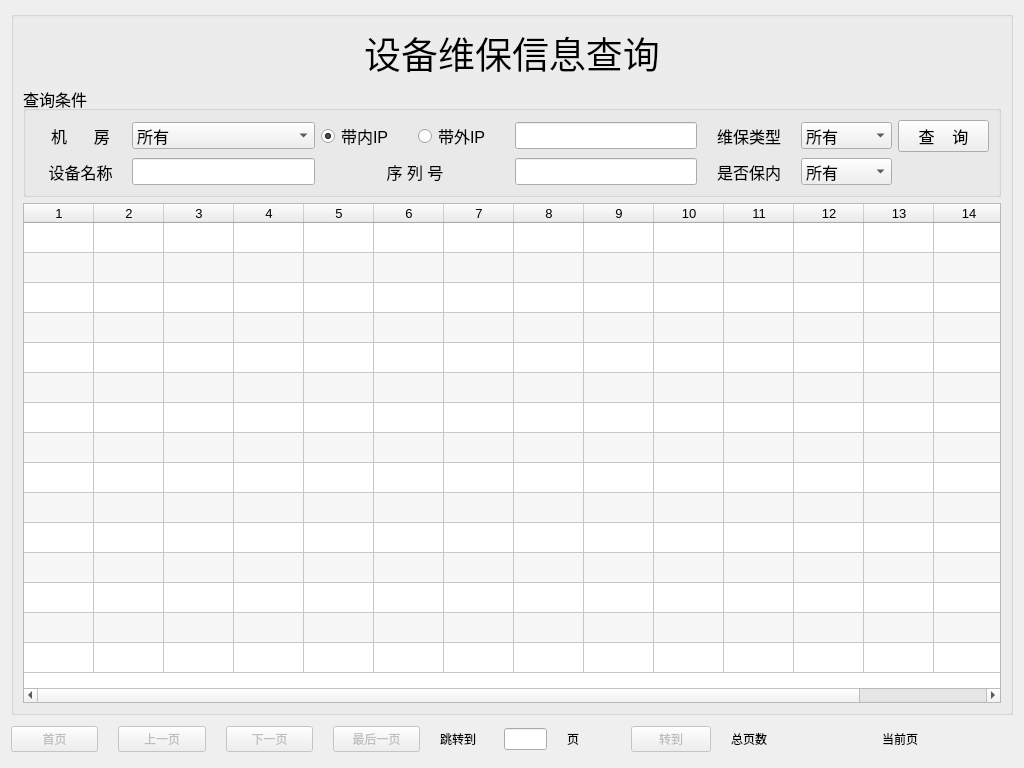
Above: ui/warranty.ui from tainyuhong/pyside_machine_system before the change. Below: the same form after it.
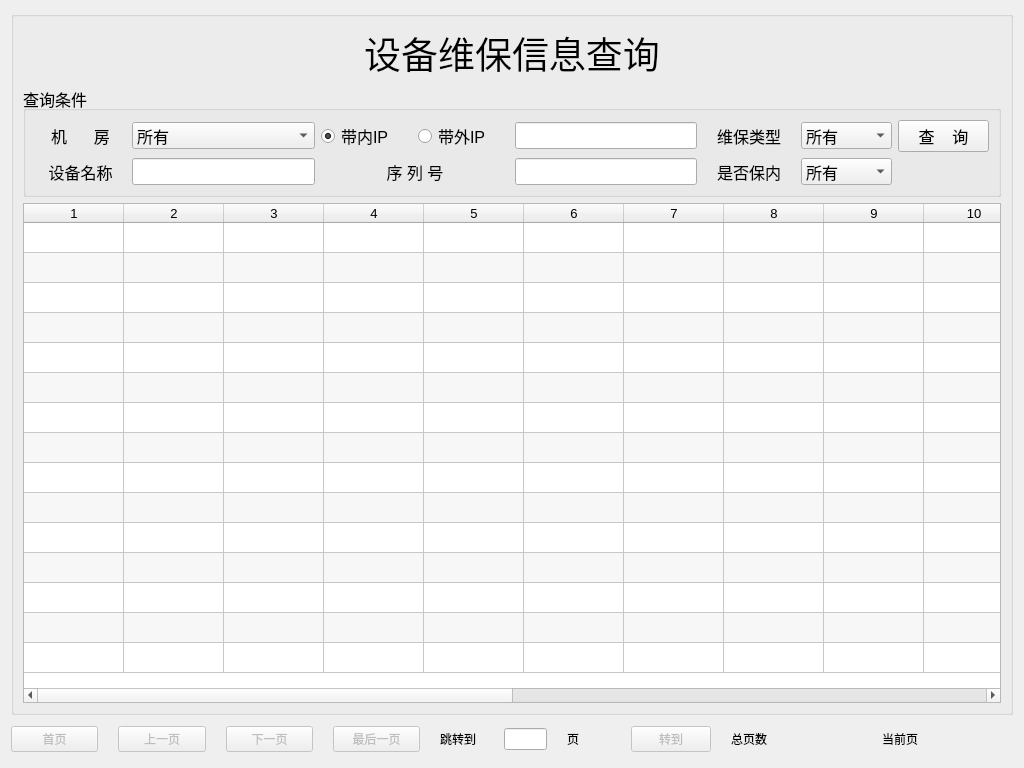
That is the form after the change.

Patch:
```diff
--- a/ui/warranty.ui
+++ b/ui/warranty.ui
@@ -282,7 +282,7 @@
            <number>15</number>
           </property>
           <property name="columnCount">
-           <number>15</number>
+           <number>18</number>
           </property>
           <attribute name="horizontalHeaderVisible">
            <bool>true</bool>
@@ -290,12 +290,6 @@
           <attribute name="horizontalHeaderCascadingSectionResizes">
            <bool>false</bool>
           </attribute>
-          <attribute name="horizontalHeaderMinimumSectionSize">
-           <number>50</number>
-          </attribute>
-          <attribute name="horizontalHeaderDefaultSectionSize">
-           <number>70</number>
-          </attribute>
           <attribute name="horizontalHeaderHighlightSections">
            <bool>true</bool>
           </attribute>
@@ -338,6 +332,9 @@
           <column/>
           <column/>
           <column/>
+          <column/>
+          <column/>
+          <column/>
          </widget>
         </item>
        </layout>
```
